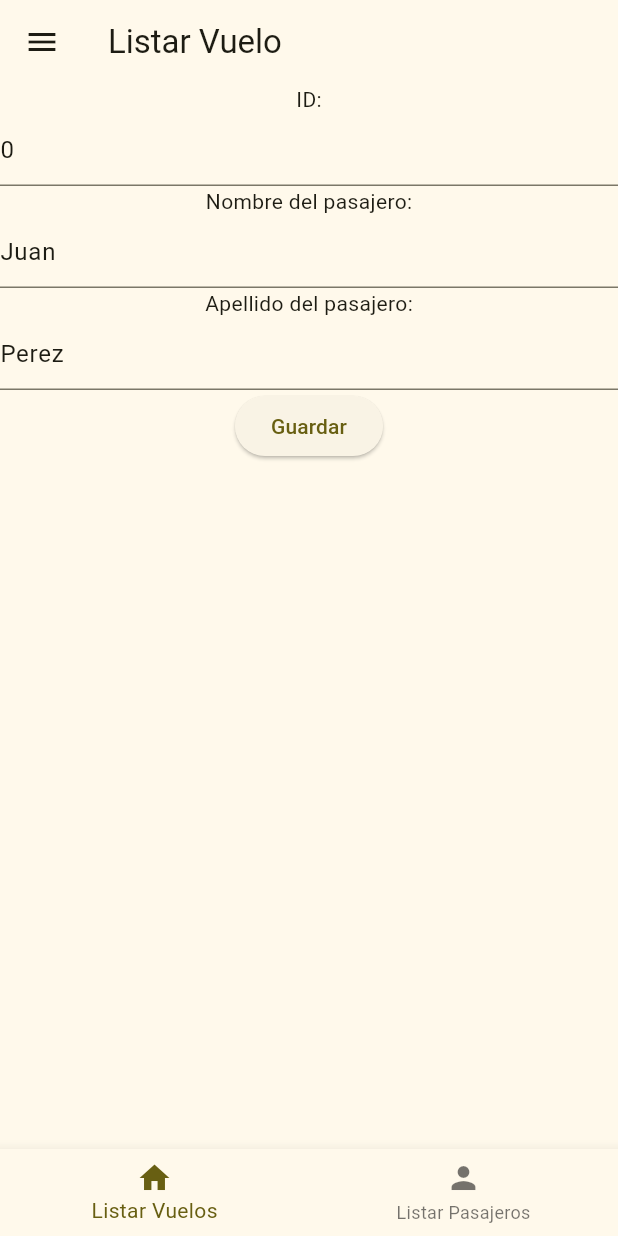
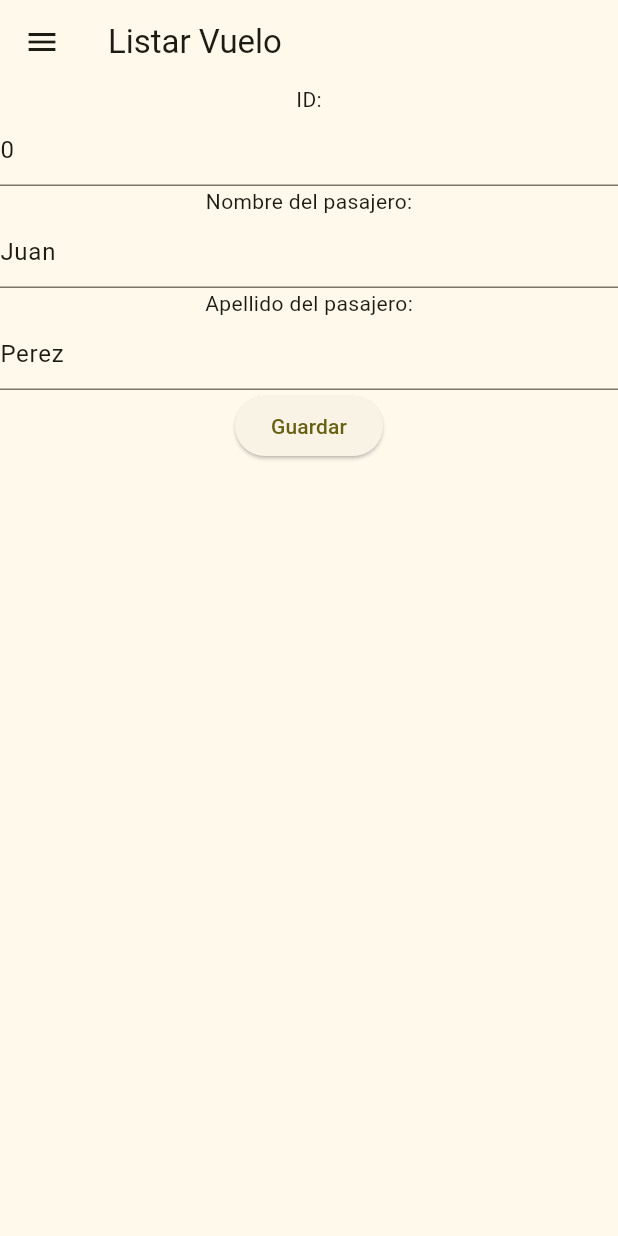
Before and after one commit to defcxz/flutter-ejerciciovuelos, a Flutter app: the AgregarPasajero screen opened directly, on a phone screen of 412 x 824 dp. Run offline on Flutter 3.47's test engine with Material 3 defaults, Android fonts, the phone set to English and light mode, and no system bars.

Commit message:
Se quitan los bottomNavigationBar de pagina_agregar_pasajero.dart y pagina_agregar_vuelo.dart

```diff
--- a/lib/widgets/paginas/pagina_agregar_pasajero.dart
+++ b/lib/widgets/paginas/pagina_agregar_pasajero.dart
@@ -22,24 +22,6 @@ class _AgregarPasajeroState extends State<AgregarPasajero> {
         leading: Icon(Icons.menu),
       ),
       body: FormularioPasajero(pasajero),
-      bottomNavigationBar: BottomNavigationBar(
-        items: [
-          BottomNavigationBarItem(
-              icon: Icon(Icons.home),
-              label: 'Listar Vuelos'
-          ),
-          BottomNavigationBarItem(
-              icon: Icon(Icons.person),
-              label: 'Listar Pasajeros'
-          ),
-        ],
-        onTap: (int boton) {
-          Navigator.push(
-            context,
-            MaterialPageRoute(builder: (context) => AgregarPasajero()),
-          );
-        }
-      ),
     );
   }
 }
```
Also changed, not shown: lib/widgets/paginas/pagina_agregar_vuelo.dart (+0 -20 lines).
